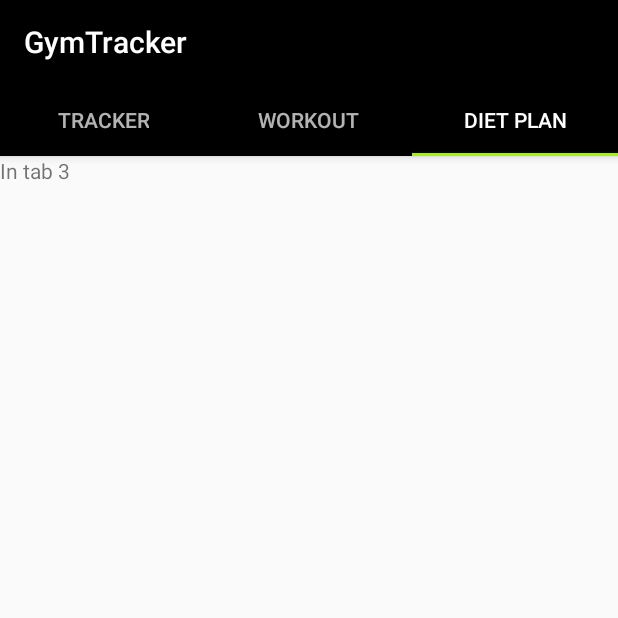
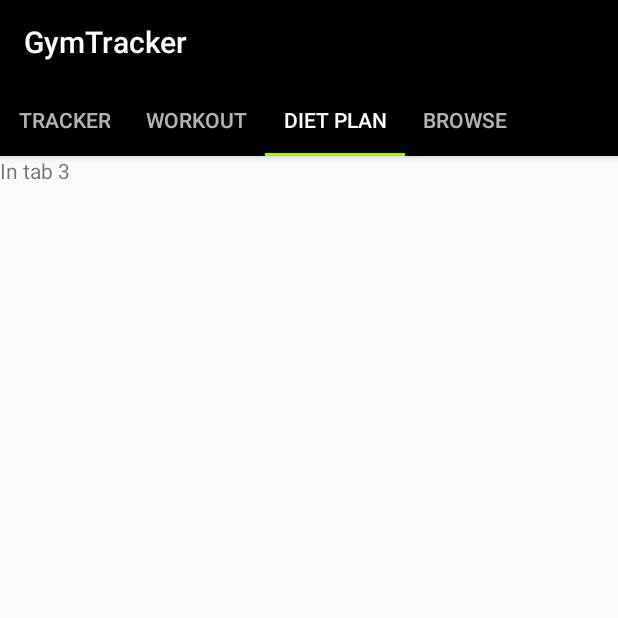
Before and after one commit to anannya03/HealthGenix, an Android app: the fragment DashboardFragment shown on its own in the app's theme, tab 3 chosen, on a phone screen of 412 x 824 dp, the top half of it. Run offline under Robolectric (Android 15) with nearby library versions, the phone set to English and light mode, and no system bars.

Commit message:
added new browse tab

```diff
--- a/app/src/main/java/com/example/gymtracker/ui/dashboard/DashboardFragment.java
+++ b/app/src/main/java/com/example/gymtracker/ui/dashboard/DashboardFragment.java
@@ -39,6 +39,7 @@ public class DashboardFragment extends Fragment {
         tabLayout.addTab(tabLayout.newTab().setText("Tracker"));
         tabLayout.addTab(tabLayout.newTab().setText("Workout"));
         tabLayout.addTab(tabLayout.newTab().setText("Diet Plan"));
+        tabLayout.addTab(tabLayout.newTab().setText("Browse"));
 
         final PagerAdapter adapter = new TabPagerAdapter
                 (getChildFragmentManager(),
--- a/app/src/main/java/com/example/gymtracker/ui/dashboard/TabPagerAdapter.java
+++ b/app/src/main/java/com/example/gymtracker/ui/dashboard/TabPagerAdapter.java
@@ -30,6 +30,9 @@ public class TabPagerAdapter extends FragmentPagerAdapter {
             case 2:
                 tabfrag3 tab3 = new tabfrag3();
                 return tab3;
+            case 3:
+                tabfrag4 tab4= new tabfrag4();
+                return(tab4);
             default:
                 return null;
         }
--- /dev/null
+++ b/app/src/main/java/com/example/gymtracker/ui/dashboard/tabfrag4.java
@@ -0,0 +1,19 @@
+package com.example.gymtracker.ui.dashboard;
+
+import android.os.Bundle;
+import android.view.LayoutInflater;
+import android.view.View;
+import android.view.ViewGroup;
+
+import androidx.fragment.app.Fragment;
+
+import com.example.gymtracker.R;
+
+public class tabfrag4 extends Fragment {
+    public View onCreateView(LayoutInflater inflater, ViewGroup container,
+                             Bundle savedInstanceState) {
+        // Inflate the layout for this fragment
+        return inflater.inflate(R.layout.fragment_tab4, container, false);
+
+    }
+}
--- a/app/src/main/res/layout/activity_food_tracker.xml
+++ b/app/src/main/res/layout/activity_food_tracker.xml
@@ -57,7 +57,6 @@
         android:src="@mipmap/ic_vegsoup"
         app:layout_constraintLeft_toLeftOf="parent"
         app:layout_constraintTop_toBottomOf="@+id/line" />
-
     <TextView
         android:layout_width="180dp"
         android:layout_height="wrap_content"
--- a/app/src/main/res/layout/fragment_dashboard.xml
+++ b/app/src/main/res/layout/fragment_dashboard.xml
@@ -13,6 +13,7 @@
 
         <com.google.android.material.tabs.TabLayout
             android:id="@+id/tabs"
+            app:tabMode="scrollable"
             android:layout_width="match_parent"
             android:layout_height="wrap_content"
             android:background="?attr/colorPrimary" />
```
Also changed, not shown: app/src/main/res/layout/fragment_tab4.xml (added, +11 -0 lines).
